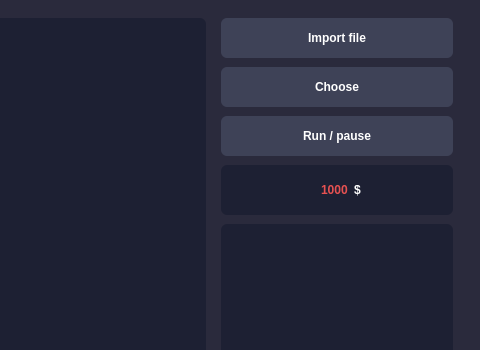
First picture: the form in mainwindow.ui, repository fiorigzg/qt-trading-bot-analyzer, before the edit; both pictures show x 434 to 914 and y 0 to 350 of the 914 by 695 pixel window.
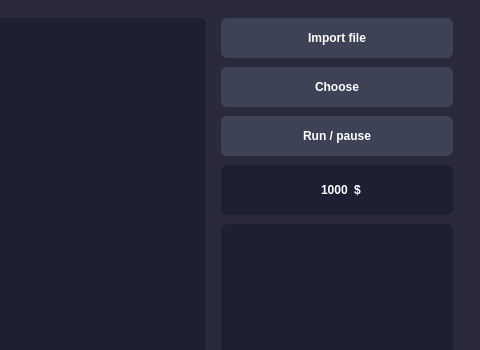
Second picture: the form after the edit.

Patch:
```diff
--- a/mainwindow.ui
+++ b/mainwindow.ui
@@ -166,7 +166,7 @@
                 </size>
                </property>
                <property name="styleSheet">
-                <string notr="true">color: #E75151;
+                <string notr="true">
 </string>
                </property>
                <property name="text">
```
Left out of the diff: 4 changed lines with no effect on the pictures.
